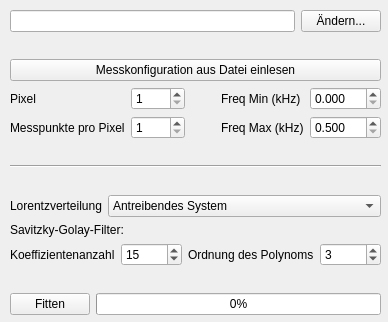
Above: Design/RasterLaden.ui from lustra/BE-ESM-Analysis before the change. Below: the same form after it.
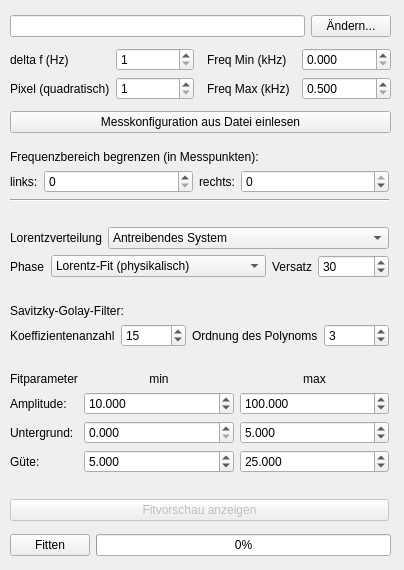
That is the form after the change.

```diff
--- a/Design/RasterLaden.ui
+++ b/Design/RasterLaden.ui
@@ -6,194 +6,86 @@
    <rect>
     <x>0</x>
     <y>0</y>
-    <width>388</width>
-    <height>322</height>
+    <width>404</width>
+    <height>570</height>
    </rect>
   </property>
   <property name="windowTitle">
    <string>Resonanz Fit - Messung einlesen</string>
   </property>
   <widget class="QWidget" name="centralwidget">
-   <widget class="QWidget" name="verticalLayoutWidget">
+   <widget class="QWidget" name="widget_param" native="true">
     <property name="geometry">
      <rect>
       <x>10</x>
-      <y>10</y>
-      <width>371</width>
-      <height>305</height>
+      <y>150</y>
+      <width>381</width>
+      <height>371</height>
      </rect>
     </property>
-    <layout class="QVBoxLayout" name="verticallayout">
+    <widget class="QWidget" name="verticalLayoutWidget_2">
+     <property name="geometry">
+      <rect>
+       <x>0</x>
+       <y>0</y>
+       <width>379</width>
+       <height>371</height>
+      </rect>
+     </property>
+     <layout class="QVBoxLayout" name="verticallayout2">
      <item>
-      <layout class="QHBoxLayout" name="horizontallayout2">
-       <item>
-        <widget class="QLineEdit" name="edit_pfad">
+       <widget class="QLabel" name="label_bereich">
          <property name="text">
-          <string/>
+         <string>Frequenzbereich begrenzen (in Messpunkten):</string>
          </property>
         </widget>
        </item>
        <item>
-        <widget class="QPushButton" name="button_aendern">
-         <property name="enabled">
-          <bool>true</bool>
-         </property>
+       <layout class="QHBoxLayout" name="horizontallayout3">
+        <item>
+         <widget class="QLabel" name="label_bereich_links">
          <property name="sizePolicy">
-          <sizepolicy hsizetype="Fixed" vsizetype="Preferred">
+           <sizepolicy hsizetype="Maximum" vsizetype="Preferred">
            <horstretch>0</horstretch>
            <verstretch>0</verstretch>
           </sizepolicy>
          </property>
          <property name="text">
-          <string>Ändern...</string>
+           <string>links:</string>
          </property>
         </widget>
        </item>
-      </layout>
-     </item>
      <item>
-      <spacer name="verticalspacer0">
-       <property name="orientation">
-        <enum>Qt::Vertical</enum>
-       </property>
-       <property name="sizeHint" stdset="0">
-        <size>
-         <width>20</width>
-         <height>40</height>
-        </size>
-       </property>
-      </spacer>
-     </item>
-     <item>
-      <widget class="QPushButton" name="button_konfig">
-       <property name="text">
-        <string>Messkonfiguration aus Datei einlesen</string>
-       </property>
-      </widget>
-     </item>
-     <item>
-      <layout class="QHBoxLayout" name="horizontallayout1">
-       <item>
-        <layout class="QGridLayout" name="gridlayout0">
-         <item row="0" column="1">
-          <widget class="QSpinBox" name="box_pixel">
-           <property name="styleSheet">
-            <string notr="true"/>
-           </property>
-           <property name="minimum">
-            <number>1</number>
-           </property>
+         <widget class="QSpinBox" name="box_bereich_links">
            <property name="maximum">
-            <number>9999</number>
-           </property>
-           <property name="value">
-            <number>1</number>
-           </property>
-          </widget>
-         </item>
-         <item row="1" column="0">
-          <widget class="QLabel" name="label_messpunkte">
-           <property name="text">
-            <string>Messpunkte pro Pixel</string>
-           </property>
-          </widget>
-         </item>
-         <item row="1" column="1">
-          <widget class="QSpinBox" name="box_messpunkte">
-           <property name="styleSheet">
-            <string notr="true"/>
-           </property>
-           <property name="minimum">
-            <number>1</number>
-           </property>
-           <property name="maximum">
-            <number>9999</number>
-           </property>
-           <property name="value">
-            <number>1</number>
-           </property>
-          </widget>
-         </item>
-         <item row="0" column="0">
-          <widget class="QLabel" name="label_pixel">
-           <property name="text">
-            <string>Pixel</string>
-           </property>
-          </widget>
-         </item>
-        </layout>
-       </item>
+           <number>999999999</number>
+          </property>
+         </widget>
+        </item>
        <item>
-        <spacer name="horizontalspacer">
-         <property name="orientation">
-          <enum>Qt::Horizontal</enum>
-         </property>
-         <property name="sizeHint" stdset="0">
-          <size>
-           <width>40</width>
-           <height>20</height>
-          </size>
-         </property>
-        </spacer>
-       </item>
-       <item>
-        <layout class="QGridLayout" name="gridlayout1">
-         <item row="0" column="0">
-          <widget class="QLabel" name="label_fmin">
+         <widget class="QLabel" name="label_bereich_rechts">
+          <property name="sizePolicy">
+           <sizepolicy hsizetype="Maximum" vsizetype="Preferred">
+            <horstretch>0</horstretch>
+            <verstretch>0</verstretch>
+           </sizepolicy>
+          </property>
            <property name="text">
-            <string>Freq Min (kHz)</string>
+           <string>rechts:</string>
            </property>
           </widget>
          </item>
-         <item row="1" column="0">
-          <widget class="QLabel" name="label_fmax">
-           <property name="text">
-            <string>Freq Max (kHz)</string>
-           </property>
-          </widget>
-         </item>
-         <item row="0" column="1">
-          <widget class="QDoubleSpinBox" name="box_fmin">
-           <property name="decimals">
-            <number>3</number>
-           </property>
-           <property name="singleStep">
-            <double>0.500000000000000</double>
-           </property>
-          </widget>
-         </item>
-         <item row="1" column="1">
-          <widget class="QDoubleSpinBox" name="box_fmax">
-           <property name="decimals">
-            <number>3</number>
-           </property>
+        <item>
+         <widget class="QSpinBox" name="box_bereich_rechts">
            <property name="minimum">
-            <double>0.500000000000000</double>
+           <number>-999999999</number>
            </property>
            <property name="maximum">
-            <double>999.000000000000000</double>
-           </property>
-           <property name="singleStep">
-            <double>0.500000000000000</double>
-           </property>
+           <number>0</number>
+          </property>
           </widget>
          </item>
         </layout>
-       </item>
-      </layout>
-     </item>
-     <item>
-      <spacer name="verticalspacer3">
-       <property name="orientation">
-        <enum>Qt::Vertical</enum>
-       </property>
-       <property name="sizeHint" stdset="0">
-        <size>
-         <width>20</width>
-         <height>40</height>
-        </size>
-       </property>
-      </spacer>
      </item>
      <item>
       <widget class="Line" name="line">
@@ -203,7 +95,7 @@
       </widget>
      </item>
      <item>
-      <spacer name="verticalspacer1">
+       <spacer name="verticalspacer3">
        <property name="orientation">
         <enum>Qt::Vertical</enum>
        </property>
@@ -242,15 +134,79 @@
            <string>Cantilever</string>
           </property>
          </item>
+         </widget>
+        </item>
+       </layout>
+      </item>
          <item>
+       <layout class="QHBoxLayout" name="horizontalLayout">
+        <item>
+         <widget class="QLabel" name="label_phase_fit">
           <property name="text">
            <string>Phase</string>
           </property>
-         </item>
+         </widget>
+        </item>
+        <item>
+         <widget class="QComboBox" name="box_phase_fit">
+          <property name="sizePolicy">
+           <sizepolicy hsizetype="MinimumExpanding" vsizetype="Fixed">
+            <horstretch>0</horstretch>
+            <verstretch>0</verstretch>
+           </sizepolicy>
+          </property>
+          <item>
+           <property name="text">
+            <string>Lorentz-Fit (physikalisch)</string>
+           </property>
+          </item>
+          <item>
+           <property name="text">
+            <string>Phänomenologisch (zuverlässig)</string>
+           </property>
+          </item>
+          <item>
+           <property name="text">
+            <string>Aus den Messwerten (ohne Fit)</string>
+           </property>
+          </item>
+         </widget>
+        </item>
+        <item>
+         <widget class="QLabel" name="label_phase_versatz">
+          <property name="text">
+           <string>Versatz</string>
+          </property>
+         </widget>
+        </item>
+        <item>
+         <widget class="QSpinBox" name="box_phase_versatz">
+          <property name="minimum">
+           <number>-999999</number>
+          </property>
+          <property name="maximum">
+           <number>999999</number>
+          </property>
+          <property name="value">
+           <number>30</number>
+          </property>
         </widget>
        </item>
       </layout>
      </item>
+      <item>
+       <spacer name="verticalspacer1">
+        <property name="orientation">
+         <enum>Qt::Vertical</enum>
+        </property>
+        <property name="sizeHint" stdset="0">
+         <size>
+          <width>20</width>
+          <height>40</height>
+         </size>
+        </property>
+       </spacer>
+      </item>
      <item>
       <widget class="QLabel" name="label_savgol">
        <property name="text">
@@ -259,7 +215,7 @@
       </widget>
      </item>
      <item>
-      <layout class="QHBoxLayout" name="horizontallayout3">
+       <layout class="QHBoxLayout" name="horizontallayout5">
        <item>
         <widget class="QLabel" name="label_fenster">
          <property name="text">
@@ -297,7 +253,7 @@
       </layout>
      </item>
      <item>
-      <spacer name="verticalspacer2">
+       <spacer name="verticalSpacer">
        <property name="orientation">
         <enum>Qt::Vertical</enum>
        </property>
@@ -310,6 +266,206 @@
       </spacer>
      </item>
      <item>
+       <layout class="QGridLayout" name="gridlayout2">
+        <item row="3" column="1">
+         <widget class="QDoubleSpinBox" name="box_guete_min">
+          <property name="decimals">
+           <number>3</number>
+          </property>
+          <property name="minimum">
+           <double>-999999.998999999952503</double>
+          </property>
+          <property name="maximum">
+           <double>999999.998999999952503</double>
+          </property>
+          <property name="value">
+           <double>5.000000000000000</double>
+          </property>
+         </widget>
+        </item>
+        <item row="3" column="0">
+         <widget class="QLabel" name="label_guete">
+          <property name="sizePolicy">
+           <sizepolicy hsizetype="Maximum" vsizetype="Preferred">
+            <horstretch>0</horstretch>
+            <verstretch>0</verstretch>
+           </sizepolicy>
+          </property>
+          <property name="text">
+           <string>Güte:</string>
+          </property>
+         </widget>
+        </item>
+        <item row="2" column="2">
+         <widget class="QDoubleSpinBox" name="box_untergrund_max">
+          <property name="decimals">
+           <number>3</number>
+          </property>
+          <property name="maximum">
+           <double>999999.998999999952503</double>
+          </property>
+          <property name="value">
+           <double>5.000000000000000</double>
+          </property>
+         </widget>
+        </item>
+        <item row="1" column="1">
+         <widget class="QDoubleSpinBox" name="box_amp_min">
+          <property name="decimals">
+           <number>3</number>
+          </property>
+          <property name="maximum">
+           <double>999999.998999999952503</double>
+          </property>
+          <property name="value">
+           <double>10.000000000000000</double>
+          </property>
+         </widget>
+        </item>
+        <item row="2" column="1">
+         <widget class="QDoubleSpinBox" name="box_untergrund_min">
+          <property name="decimals">
+           <number>3</number>
+          </property>
+          <property name="maximum">
+           <double>999999.998999999952503</double>
+          </property>
+         </widget>
+        </item>
+        <item row="1" column="2">
+         <widget class="QDoubleSpinBox" name="box_amp_max">
+          <property name="decimals">
+           <number>3</number>
+          </property>
+          <property name="minimum">
+           <double>0.000000000000000</double>
+          </property>
+          <property name="maximum">
+           <double>999999.998999999952503</double>
+          </property>
+          <property name="value">
+           <double>100.000000000000000</double>
+          </property>
+         </widget>
+        </item>
+        <item row="2" column="0">
+         <widget class="QLabel" name="label_untergrund">
+          <property name="sizePolicy">
+           <sizepolicy hsizetype="Maximum" vsizetype="Preferred">
+            <horstretch>0</horstretch>
+            <verstretch>0</verstretch>
+           </sizepolicy>
+          </property>
+          <property name="text">
+           <string>Untergrund:</string>
+          </property>
+         </widget>
+        </item>
+        <item row="1" column="0">
+         <widget class="QLabel" name="label_amp">
+          <property name="sizePolicy">
+           <sizepolicy hsizetype="Maximum" vsizetype="Preferred">
+            <horstretch>0</horstretch>
+            <verstretch>0</verstretch>
+           </sizepolicy>
+          </property>
+          <property name="text">
+           <string>Amplitude:</string>
+          </property>
+         </widget>
+        </item>
+        <item row="3" column="2">
+         <widget class="QDoubleSpinBox" name="box_guete_max">
+          <property name="decimals">
+           <number>3</number>
+          </property>
+          <property name="minimum">
+           <double>-999999.998999999952503</double>
+          </property>
+          <property name="maximum">
+           <double>999999.998999999952503</double>
+          </property>
+          <property name="value">
+           <double>25.000000000000000</double>
+          </property>
+         </widget>
+        </item>
+        <item row="0" column="0">
+         <widget class="QLabel" name="label_fitparameter">
+          <property name="text">
+           <string>Fitparameter</string>
+          </property>
+         </widget>
+        </item>
+        <item row="0" column="1">
+         <widget class="QLabel" name="label_min">
+          <property name="text">
+           <string>min</string>
+          </property>
+          <property name="alignment">
+           <set>Qt::AlignCenter</set>
+          </property>
+         </widget>
+        </item>
+        <item row="0" column="2">
+         <widget class="QLabel" name="label_max">
+          <property name="text">
+           <string>max</string>
+          </property>
+          <property name="alignment">
+           <set>Qt::AlignCenter</set>
+          </property>
+         </widget>
+        </item>
+       </layout>
+      </item>
+      <item>
+       <spacer name="verticalspacer4">
+        <property name="orientation">
+         <enum>Qt::Vertical</enum>
+        </property>
+        <property name="sizeHint" stdset="0">
+         <size>
+          <width>20</width>
+          <height>40</height>
+         </size>
+        </property>
+       </spacer>
+      </item>
+      <item>
+       <widget class="QPushButton" name="button_vorschau">
+        <property name="enabled">
+         <bool>false</bool>
+        </property>
+        <property name="text">
+         <string>Fitvorschau anzeigen</string>
+        </property>
+        <property name="checkable">
+         <bool>true</bool>
+        </property>
+       </widget>
+      </item>
+     </layout>
+    </widget>
+   </widget>
+   <widget class="QWidget" name="widget_fit" native="true">
+    <property name="geometry">
+     <rect>
+      <x>10</x>
+      <y>530</y>
+      <width>381</width>
+      <height>31</height>
+     </rect>
+    </property>
+    <widget class="QWidget" name="layoutWidget">
+     <property name="geometry">
+      <rect>
+       <x>0</x>
+       <y>0</y>
+       <width>381</width>
+       <height>31</height>
+      </rect>
+     </property>
       <layout class="QHBoxLayout" name="horizontallayout0">
        <item>
         <widget class="QPushButton" name="button_fitten">
@@ -319,6 +475,9 @@
          <property name="text">
           <string>Fitten</string>
          </property>
+        <property name="checkable">
+         <bool>true</bool>
+        </property>
         </widget>
        </item>
        <item>
@@ -326,14 +485,180 @@
          <property name="enabled">
           <bool>true</bool>
          </property>
+        <property name="sizePolicy">
+         <sizepolicy hsizetype="Expanding" vsizetype="Fixed">
+          <horstretch>0</horstretch>
+          <verstretch>0</verstretch>
+         </sizepolicy>
+        </property>
          <property name="value">
           <number>0</number>
          </property>
         </widget>
        </item>
       </layout>
-     </item>
-    </layout>
+    </widget>
+   </widget>
+   <widget class="QWidget" name="widget_pfad" native="true">
+    <property name="geometry">
+     <rect>
+      <x>10</x>
+      <y>10</y>
+      <width>381</width>
+      <height>131</height>
+     </rect>
+    </property>
+    <widget class="QWidget" name="verticalLayoutWidget">
+     <property name="geometry">
+      <rect>
+       <x>0</x>
+       <y>0</y>
+       <width>381</width>
+       <height>131</height>
+      </rect>
+     </property>
+     <layout class="QVBoxLayout" name="verticallayout3">
+      <item>
+       <layout class="QHBoxLayout" name="horizontallayout2">
+        <item>
+         <widget class="QLineEdit" name="edit_pfad">
+          <property name="text">
+           <string/>
+          </property>
+         </widget>
+        </item>
+        <item>
+         <widget class="QPushButton" name="button_aendern">
+          <property name="enabled">
+           <bool>true</bool>
+          </property>
+          <property name="text">
+           <string>Ändern...</string>
+          </property>
+         </widget>
+        </item>
+       </layout>
+      </item>
+      <item>
+       <layout class="QHBoxLayout" name="horizontallayout1">
+        <item>
+         <layout class="QGridLayout" name="gridlayout0">
+          <item row="1" column="1">
+           <widget class="QSpinBox" name="box_df">
+            <property name="styleSheet">
+             <string notr="true"/>
+            </property>
+            <property name="minimum">
+             <number>1</number>
+            </property>
+            <property name="maximum">
+             <number>9999</number>
+            </property>
+            <property name="value">
+             <number>1</number>
+            </property>
+           </widget>
+          </item>
+          <item row="1" column="0">
+           <widget class="QLabel" name="label_df">
+            <property name="text">
+             <string>delta f (Hz)</string>
+            </property>
+           </widget>
+          </item>
+          <item row="2" column="1">
+           <widget class="QSpinBox" name="box_pixel">
+            <property name="styleSheet">
+             <string notr="true"/>
+            </property>
+            <property name="minimum">
+             <number>1</number>
+            </property>
+            <property name="maximum">
+             <number>9999</number>
+            </property>
+            <property name="value">
+             <number>1</number>
+            </property>
+           </widget>
+          </item>
+          <item row="2" column="0">
+           <widget class="QLabel" name="label_pixel">
+            <property name="text">
+             <string>Pixel (quadratisch)</string>
+            </property>
+           </widget>
+          </item>
+         </layout>
+        </item>
+        <item>
+         <spacer name="horizontalspacer">
+          <property name="orientation">
+           <enum>Qt::Horizontal</enum>
+          </property>
+          <property name="sizeType">
+           <enum>QSizePolicy::Expanding</enum>
+          </property>
+         </spacer>
+        </item>
+        <item>
+         <layout class="QGridLayout" name="gridlayout1">
+          <item row="0" column="0">
+           <widget class="QLabel" name="label_fmin">
+            <property name="text">
+             <string>Freq Min (kHz)</string>
+            </property>
+           </widget>
+          </item>
+          <item row="1" column="0">
+           <widget class="QLabel" name="label_fmax">
+            <property name="text">
+             <string>Freq Max (kHz)</string>
+            </property>
+           </widget>
+          </item>
+          <item row="0" column="1">
+           <widget class="QDoubleSpinBox" name="box_fmin">
+            <property name="decimals">
+             <number>3</number>
+            </property>
+            <property name="maximum">
+             <double>999.000000000000000</double>
+            </property>
+            <property name="singleStep">
+             <double>0.500000000000000</double>
+            </property>
+           </widget>
+          </item>
+          <item row="1" column="1">
+           <widget class="QDoubleSpinBox" name="box_fmax">
+            <property name="decimals">
+             <number>3</number>
+            </property>
+            <property name="minimum">
+             <double>0.500000000000000</double>
+            </property>
+            <property name="maximum">
+             <double>999.000000000000000</double>
+            </property>
+            <property name="singleStep">
+             <double>0.500000000000000</double>
+            </property>
+           </widget>
+          </item>
+         </layout>
+        </item>
+       </layout>
+      </item>
+      <item>
+       <widget class="QPushButton" name="button_konfig">
+        <property name="text">
+         <string>Messkonfiguration aus Datei einlesen</string>
+        </property>
+       </widget>
+      </item>
+     </layout>
+    </widget>
    </widget>
   </widget>
  </widget>
```
Lines whose indentation alone changed are shown as unchanged.
